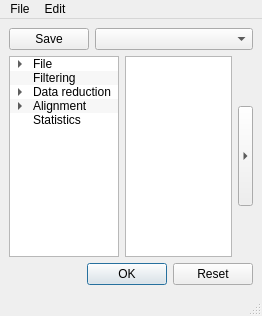
Above: ui/NewSHaRK.ui from pkviatko/SHaRK before the change. Below: the same form after it.
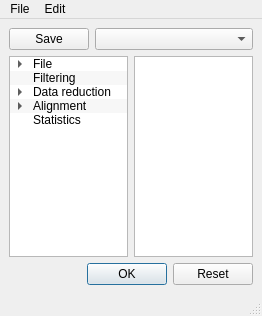
That is the form after the change.

Commit message: Get current ListWidget item text

The edit to the form file:
```diff
--- a/ui/NewSHaRK.ui
+++ b/ui/NewSHaRK.ui
@@ -6,7 +6,7 @@
    <rect>
     <x>0</x>
     <y>0</y>
-    <width>247</width>
+    <width>244</width>
     <height>316</height>
    </rect>
   </property>
@@ -15,6 +15,9 @@
   </property>
   <widget class="QWidget" name="centralwidget">
    <layout class="QVBoxLayout" name="verticalLayout">
+    <property name="sizeConstraint">
+     <enum>QLayout::SetMinimumSize</enum>
+    </property>
     <item>
      <layout class="QHBoxLayout" name="horizontalLayout_2">
       <item>
@@ -57,6 +60,9 @@
     </item>
     <item>
      <layout class="QHBoxLayout" name="horizontalLayout">
+      <property name="sizeConstraint">
+       <enum>QLayout::SetFixedSize</enum>
+      </property>
       <item>
        <widget class="QTreeWidget" name="treeWidget">
         <property name="sizePolicy">
@@ -205,34 +211,6 @@
         </property>
        </widget>
       </item>
-      <item>
-       <widget class="QToolButton" name="toolButton">
-        <property name="sizePolicy">
-         <sizepolicy hsizetype="Minimum" vsizetype="Fixed">
-          <horstretch>0</horstretch>
-          <verstretch>0</verstretch>
-         </sizepolicy>
-        </property>
-        <property name="minimumSize">
-         <size>
-          <width>15</width>
-          <height>100</height>
-         </size>
-        </property>
-        <property name="baseSize">
-         <size>
-          <width>0</width>
-          <height>0</height>
-         </size>
-        </property>
-        <property name="text">
-         <string>...</string>
-        </property>
-        <property name="arrowType">
-         <enum>Qt::RightArrow</enum>
-        </property>
-       </widget>
-      </item>
      </layout>
     </item>
     <item>
```
Left out of the diff: 2 changed lines with no effect on the pictures. The commit also changes 1 other file.
